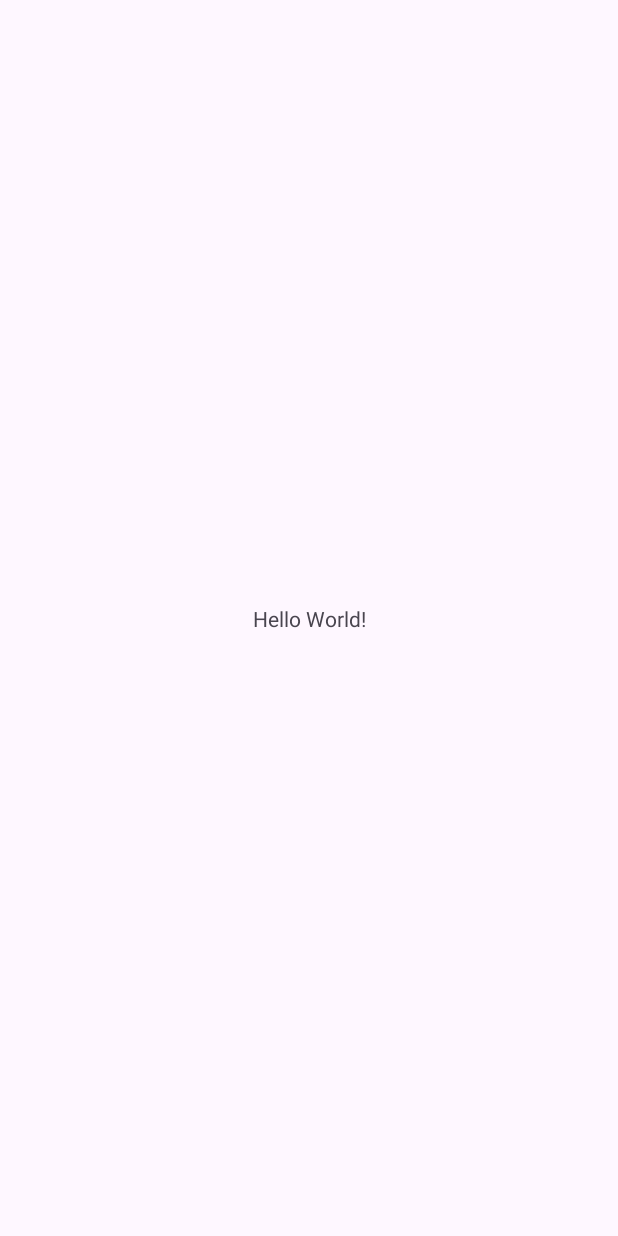
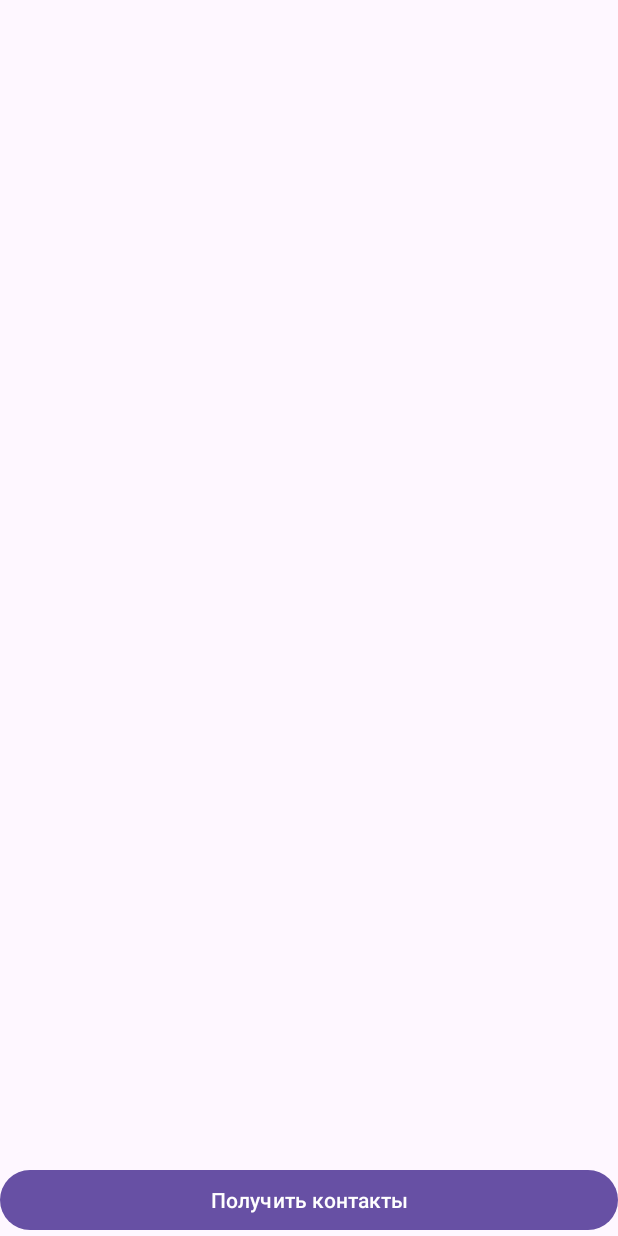
Before and after one commit to alexey-ivannikov5/Lab19, an Android app: the screen it shows after launch (MainActivity), on a phone screen of 412 x 824 dp. Before the commit the screen is almost empty. Run offline under Robolectric (Android 15) with nearby library versions, the phone set to English and light mode, and no system bars.

Commit message:
remove redundant elements

```diff
--- a/app/build.gradle.kts
+++ b/app/build.gradle.kts
@@ -33,6 +33,10 @@ android {
     kotlinOptions {
         jvmTarget = "11"
     }
+
+    buildFeatures {
+        viewBinding = true
+    }
 }
 
 dependencies {
@@ -42,6 +46,8 @@ dependencies {
     implementation(libs.material)
     implementation(libs.androidx.activity)
     implementation(libs.androidx.constraintlayout)
+    implementation(libs.androidx.navigation.fragment.ktx)
+    implementation(libs.androidx.navigation.ui.ktx)
     testImplementation(libs.junit)
     androidTestImplementation(libs.androidx.junit)
     androidTestImplementation(libs.androidx.espresso.core)
--- a/app/src/main/AndroidManifest.xml
+++ b/app/src/main/AndroidManifest.xml
@@ -1,7 +1,7 @@
 <?xml version="1.0" encoding="utf-8"?>
 <manifest xmlns:android="http://schemas.android.com/apk/res/android"
     xmlns:tools="http://schemas.android.com/tools">
-
+    <uses-permission android:name="android.permission.READ_CONTACTS"/>
     <application
         android:allowBackup="true"
         android:dataExtractionRules="@xml/data_extraction_rules"
@@ -10,7 +10,7 @@
         android:label="@string/app_name"
         android:roundIcon="@mipmap/ic_launcher_round"
         android:supportsRtl="true"
-        android:theme="@style/Theme.Lab19"
+        android:theme="@style/Theme.Material3.Light.NoActionBar"
         tools:targetApi="31">
         <activity
             android:name=".MainActivity"
--- /dev/null
+++ b/app/src/main/java/ru/alexeyivannikov/lab19/ContactFragment.kt
@@ -0,0 +1,102 @@
+package ru.alexeyivannikov.lab19
+
+import android.annotation.SuppressLint
+import android.content.pm.PackageManager
+import android.os.Bundle
+import android.provider.ContactsContract
+import android.util.Log
+import android.view.LayoutInflater
+import android.view.View
+import android.view.ViewGroup
+import androidx.activity.result.contract.ActivityResultContracts
+import androidx.core.app.ActivityCompat
+import androidx.core.content.ContextCompat
+import androidx.fragment.app.Fragment
+import androidx.navigation.fragment.findNavController
+import ru.alexeyivannikov.lab19.databinding.FragmentContactBinding
+
+
+class ContactFragment : Fragment() {
+
+    private var _binding: FragmentContactBinding? = null
+    private val binding: FragmentContactBinding
+        get() = _binding ?: throw RuntimeException()
+
+    private val adapter = ContactAdapter()
+
+    private val requestPermissionLauncher = registerForActivityResult(
+        ActivityResultContracts.RequestPermission()
+    ) { isGranted ->
+        if (isGranted) {
+            Log.d("LOGIC_TEST", "is granted")
+            loadContacts()
+        } else {
+            navigateToExplanation()
+        }
+    }
+
+    override fun onCreate(savedInstanceState: Bundle?) {
+        super.onCreate(savedInstanceState)
+
+    }
+
+    override fun onCreateView(
+        inflater: LayoutInflater, container: ViewGroup?,
+        savedInstanceState: Bundle?
+    ): View {
+        _binding = FragmentContactBinding.inflate(layoutInflater)
+        return binding.root
+    }
+
+    override fun onViewCreated(view: View, savedInstanceState: Bundle?) {
+        binding.rvContacts.adapter = adapter
+        setOnClickListeners()
+    }
+
+    private fun setOnClickListeners() {
+        binding.btGetContacts.setOnClickListener {
+            if (ContextCompat.checkSelfPermission(
+                    requireActivity(),
+                    android.Manifest.permission.READ_CONTACTS
+                ) != PackageManager.PERMISSION_GRANTED
+            ) {
+                if (ActivityCompat.shouldShowRequestPermissionRationale(
+                        requireActivity(),
+                        android.Manifest.permission.READ_CONTACTS
+                    )
+                ) {
+                    navigateToExplanation()
+                } else {
+                    requestPermissionLauncher.launch(android.Manifest.permission.READ_CONTACTS)
+                }
+            } else {
+                loadContacts()
+            }
+        }
+    }
+
+
+    @SuppressLint("Range")
+    fun loadContacts(){
+        val result = mutableListOf<String>()
+        val cur = requireActivity().contentResolver.query(
+            ContactsContract.Contacts.CONTENT_URI,
+            null, null, null, null
+        )
+        if (cur != null) {
+            val colName = cur.getColumnIndex(ContactsContract.Contacts.DISPLAY_NAME)
+            while (cur.moveToNext()) {
+                val name = cur.getString(colName)
+                result.add(name)
+            }
+            cur.close()
+        }
+        Log.d("LOGIC_TEST", result.toString())
+        adapter.submitList(result)
+    }
+
+    private fun navigateToExplanation() {
+        findNavController().navigate(R.id.reasonFragment)
+    }
+
+}
--- a/app/src/main/java/ru/alexeyivannikov/lab19/MainActivity.kt
+++ b/app/src/main/java/ru/alexeyivannikov/lab19/MainActivity.kt
@@ -1,20 +1,17 @@
 package ru.alexeyivannikov.lab19
 
 import android.os.Bundle
-import androidx.activity.enableEdgeToEdge
 import androidx.appcompat.app.AppCompatActivity
-import androidx.core.view.ViewCompat
-import androidx.core.view.WindowInsetsCompat
+import ru.alexeyivannikov.lab19.databinding.ActivityMainBinding
 
 class MainActivity : AppCompatActivity() {
+    private val binding by lazy {
+        ActivityMainBinding.inflate(layoutInflater)
+    }
+
     override fun onCreate(savedInstanceState: Bundle?) {
         super.onCreate(savedInstanceState)
-        enableEdgeToEdge()
-        setContentView(R.layout.activity_main)
-        ViewCompat.setOnApplyWindowInsetsListener(findViewById(R.id.main)) { v, insets ->
-            val systemBars = insets.getInsets(WindowInsetsCompat.Type.systemBars())
-            v.setPadding(systemBars.left, systemBars.top, systemBars.right, systemBars.bottom)
-            insets
-        }
+        setContentView(binding.root)
+
     }
 }
--- a/app/src/main/res/layout/activity_main.xml
+++ b/app/src/main/res/layout/activity_main.xml
@@ -7,13 +7,12 @@
     android:layout_height="match_parent"
     tools:context=".MainActivity">
 
-    <TextView
-        android:layout_width="wrap_content"
-        android:layout_height="wrap_content"
-        android:text="Hello World!"
-        app:layout_constraintBottom_toBottomOf="parent"
-        app:layout_constraintEnd_toEndOf="parent"
-        app:layout_constraintStart_toStartOf="parent"
-        app:layout_constraintTop_toTopOf="parent" />
+    <androidx.fragment.app.FragmentContainerView
+        android:id="@+id/fc_main"
+        android:name="androidx.navigation.fragment.NavHostFragment"
+        android:layout_width="match_parent"
+        android:layout_height="match_parent"
+        app:defaultNavHost="true"
+        app:navGraph="@navigation/nav_graph" />
 
 </androidx.constraintlayout.widget.ConstraintLayout>
--- /dev/null
+++ b/app/src/main/res/layout/fragment_contact.xml
@@ -0,0 +1,25 @@
+<?xml version="1.0" encoding="utf-8"?>
+<androidx.constraintlayout.widget.ConstraintLayout xmlns:android="http://schemas.android.com/apk/res/android"
+    xmlns:app="http://schemas.android.com/apk/res-auto"
+    xmlns:tools="http://schemas.android.com/tools"
+    android:layout_width="match_parent"
+    android:layout_height="match_parent"
+    tools:context=".ContactFragment">
+
+    <androidx.recyclerview.widget.RecyclerView
+        android:id="@+id/rv_contacts"
+        android:layout_width="match_parent"
+        android:layout_height="0dp"
+        app:layoutManager="androidx.recyclerview.widget.LinearLayoutManager"
+        app:layout_constraintBottom_toTopOf="@+id/bt_get_contacts"
+        app:layout_constraintTop_toTopOf="parent" />
+
+    <Button
+        android:id="@+id/bt_get_contacts"
+        android:layout_width="match_parent"
+        android:layout_height="wrap_content"
+        app:layout_constraintBottom_toBottomOf="parent"
+        android:text="Получить контакты"
+        />
+
+</androidx.constraintlayout.widget.ConstraintLayout>
--- /dev/null
+++ b/app/src/main/res/navigation/nav_graph.xml
@@ -0,0 +1,18 @@
+<?xml version="1.0" encoding="utf-8"?>
+<navigation xmlns:android="http://schemas.android.com/apk/res/android"
+    xmlns:app="http://schemas.android.com/apk/res-auto"
+    xmlns:tools="http://schemas.android.com/tools"
+    android:id="@+id/nav_graph"
+    app:startDestination="@id/contactFragment">
+
+    <fragment
+        android:id="@+id/contactFragment"
+        android:name="ru.alexeyivannikov.lab19.ContactFragment"
+        android:label="fragment_contact"
+        tools:layout="@layout/fragment_contact" />
+    <fragment
+        android:id="@+id/reasonFragment"
+        android:name="ru.alexeyivannikov.lab19.ReasonFragment"
+        android:label="fragment_reason"
+        tools:layout="@layout/fragment_reason" />
+</navigation>
--- a/app/src/main/res/values/strings.xml
+++ b/app/src/main/res/values/strings.xml
@@ -1,3 +1,8 @@
 <resources>
     <string name="app_name">Lab19</string>
+
+    <string name="hello_blank_fragment">Hello blank fragment</string>
+    <string name="text_explanation">Для отображения списка контактов приложению требуется разрешение на доступ к контактам, иначе приложение не будет работать должным образом.\n\nЕсли Вы хотите дать прогламме еще один шанс, выдайте соответсвующее разрешение в настройках</string>
+    <string name="btn_open_settings">Открыть системные настройки</string>
+    <string name="btn_back">Вернуться назад</string>
 </resources>
--- a/gradle/libs.versions.toml
+++ b/gradle/libs.versions.toml
@@ -9,6 +9,8 @@ appcompat = "1.7.0"
 material = "1.12.0"
 activity = "1.10.1"
 constraintlayout = "2.2.1"
+navigationFragmentKtx = "2.8.9"
+navigationUiKtx = "2.8.9"
 
 [libraries]
 androidx-core-ktx = { group = "androidx.core", name = "core-ktx", version.ref = "coreKtx" }
@@ -19,6 +21,8 @@ androidx-appcompat = { group = "androidx.appcompat", name = "appcompat", version
 material = { group = "com.google.android.material", name = "material", version.ref = "material" }
 androidx-activity = { group = "androidx.activity", name = "activity", version.ref = "activity" }
 androidx-constraintlayout = { group = "androidx.constraintlayout", name = "constraintlayout", version.ref = "constraintlayout" }
+androidx-navigation-fragment-ktx = { group = "androidx.navigation", name = "navigation-fragment-ktx", version.ref = "navigationFragmentKtx" }
+androidx-navigation-ui-ktx = { group = "androidx.navigation", name = "navigation-ui-ktx", version.ref = "navigationUiKtx" }
 
 [plugins]
 android-application = { id = "com.android.application", version.ref = "agp" }
```
Also changed, not shown: app/src/main/java/ru/alexeyivannikov/lab19/ContactAdapter.kt (added, +36 -0 lines), app/src/main/java/ru/alexeyivannikov/lab19/ReasonFragment.kt (added, +44 -0 lines), app/src/main/res/layout/contact_item.xml (added, +19 -0 lines), app/src/main/res/layout/fragment_reason.xml (added, +47 -0 lines).
